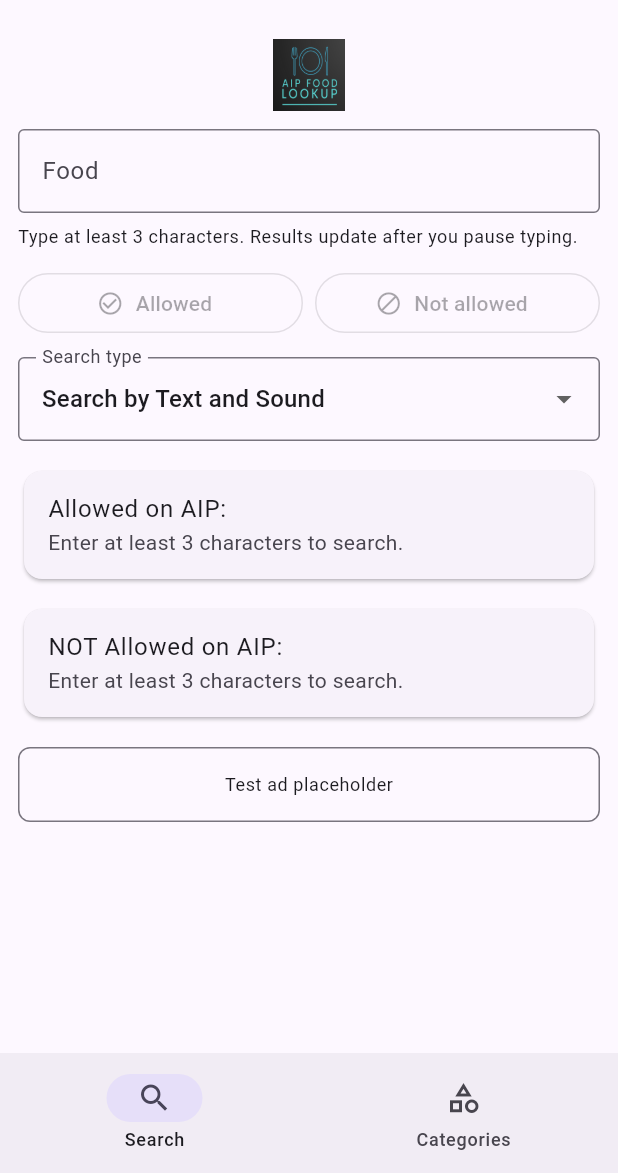
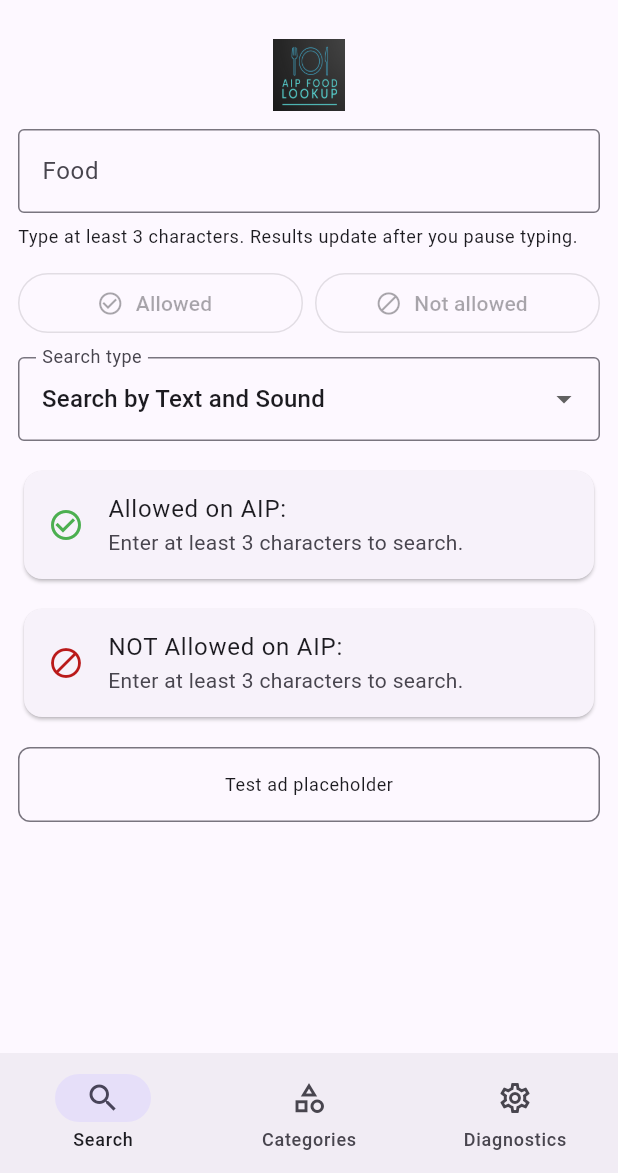
Before and after one commit to CalypsoSys/aip_food_lookup, a Flutter app: the screen it shows after launch, on a phone screen of 412 x 824 dp, the part 63-1236 px from its top. Run offline on Flutter 3.47's test engine with Material 3 defaults, Android fonts, the phone set to English and light mode, and no system bars.

Commit message:
feat: add diagnostics and search polish

```diff
--- a/flutter-app/lib/app/router.dart
+++ b/flutter-app/lib/app/router.dart
@@ -1,6 +1,7 @@
 import 'package:flutter/material.dart';
 
 import '../features/categories/presentation/categories_screen.dart';
+import '../features/diagnostics/presentation/diagnostics_screen.dart';
 import '../features/search/presentation/search_screen.dart';
 
 class AppRouter extends StatefulWidget {
@@ -18,6 +19,7 @@ class _AppRouterState extends State<AppRouter> {
     final screens = <Widget>[
       const SearchScreen(),
       const CategoriesScreen(),
+      const DiagnosticsScreen(),
     ];
 
     return Scaffold(
@@ -36,6 +38,10 @@ class _AppRouterState extends State<AppRouter> {
             icon: Icon(Icons.category_outlined),
             label: 'Categories',
           ),
+          NavigationDestination(
+            icon: Icon(Icons.settings_outlined),
+            label: 'Diagnostics',
+          ),
         ],
       ),
     );
--- a/flutter-app/lib/features/search/presentation/search_screen.dart
+++ b/flutter-app/lib/features/search/presentation/search_screen.dart
@@ -1,4 +1,5 @@
 import 'package:flutter/material.dart';
+import 'package:flutter/services.dart';
 
 import '../../../ads/ad_banner.dart';
 import '../../../widgets/asset_header.dart';
@@ -14,15 +15,18 @@ class SearchScreen extends StatefulWidget {
 
 class _SearchScreenState extends State<SearchScreen> {
   late final feature.SearchController _controller;
+  late final TextEditingController _textController;
 
   @override
   void initState() {
     super.initState();
     _controller = feature.SearchController();
+    _textController = TextEditingController();
   }
 
   @override
   void dispose() {
+    _textController.dispose();
     _controller.dispose();
     super.dispose();
   }
@@ -47,14 +51,42 @@ class _SearchScreenState extends State<SearchScreen> {
                 ),
                 const SizedBox(height: 12),
                 TextField(
-                  decoration: const InputDecoration(
+                  controller: _textController,
+                  decoration: InputDecoration(
                     labelText: 'Food',
-                    hintText:
-                        'Enter a food to check, then suggest if needed',
+                    hintText: 'Enter a food to check, then suggest if needed',
+                    suffixIcon: state.query.isEmpty
+                        ? null
+                        : IconButton(
+                            tooltip: 'Clear search',
+                            onPressed: () {
+                              _textController.clear();
+                              _controller.clearQuery();
+                            },
+                            icon: const Icon(Icons.clear),
+                          ),
                   ),
                   textInputAction: TextInputAction.search,
                   onChanged: _controller.updateQuery,
                 ),
+                if (state.recentSearches.isNotEmpty) ...[
+                  const SizedBox(height: 8),
+                  Wrap(
+                    spacing: 8,
+                    runSpacing: 4,
+                    children: [
+                      for (final recentSearch in state.recentSearches)
+                        ActionChip(
+                          label: Text(recentSearch),
+                          avatar: const Icon(Icons.history, size: 18),
+                          onPressed: () {
+                            _textController.text = recentSearch;
+                            _controller.selectRecentSearch(recentSearch);
+                          },
+                        ),
+                    ],
+                  ),
+                ],
                 const SizedBox(height: 8),
                 Text(
                   state.isSuggesting
@@ -126,11 +158,12 @@ class _SearchScreenState extends State<SearchScreen> {
                   title: 'Allowed on AIP:',
                   fallback: _fallbackText(
                     state,
-                    suggestion:
-                        'Tap Allowed to suggest this food for review.',
+                    suggestion: 'Tap Allowed to suggest this food for review.',
                   ),
                   items: state.result.allowed,
                   hasSearched: state.hasSearched,
+                  status: _ResultStatus.allowed,
+                  onItemTap: _copyResult,
                 ),
                 const SizedBox(height: 12),
                 _ResultSection(
@@ -142,6 +175,8 @@ class _SearchScreenState extends State<SearchScreen> {
                   ),
                   items: state.result.notAllowed,
                   hasSearched: state.hasSearched,
+                  status: _ResultStatus.notAllowed,
+                  onItemTap: _copyResult,
                 ),
                 const SizedBox(height: 16),
                 const AdBannerPlaceholder(),
@@ -163,18 +198,18 @@ class _SearchScreenState extends State<SearchScreen> {
     final message = ok
         ? 'We will review "$query" promptly and add it to our catalog when appropriate.'
         : 'Enter at least 3 characters and make sure the backend is reachable.';
-    await showDialog<void>(
-      context: context,
-      builder: (context) => AlertDialog(
-        title: const Text('Attention'),
-        content: Text(message),
-        actions: [
-          TextButton(
-            onPressed: () => Navigator.of(context).pop(),
-            child: const Text('OK'),
-          ),
-        ],
-      ),
+    ScaffoldMessenger.of(context).showSnackBar(
+      SnackBar(content: Text(message)),
+    );
+  }
+
+  Future<void> _copyResult(String result) async {
+    await Clipboard.setData(ClipboardData(text: result));
+    if (!mounted) {
+      return;
+    }
+    ScaffoldMessenger.of(context).showSnackBar(
+      SnackBar(content: Text('Copied "$result"')),
     );
   }
 
@@ -195,24 +230,39 @@ class _SearchScreenState extends State<SearchScreen> {
   }
 }
 
+enum _ResultStatus { allowed, notAllowed }
+
 class _ResultSection extends StatelessWidget {
   const _ResultSection({
     required this.title,
     required this.fallback,
     required this.items,
     required this.hasSearched,
+    required this.status,
+    required this.onItemTap,
   });
 
   final String title;
   final String fallback;
   final List<String> items;
   final bool hasSearched;
+  final _ResultStatus status;
+  final ValueChanged<String> onItemTap;
 
   @override
   Widget build(BuildContext context) {
+    final colorScheme = Theme.of(context).colorScheme;
+    final statusColor =
+        status == _ResultStatus.allowed ? Colors.green : colorScheme.error;
+    final containerColor = statusColor.withValues(alpha: 0.08);
+    final icon = status == _ResultStatus.allowed
+        ? Icons.check_circle_outline
+        : Icons.block;
+
     if (items.isEmpty) {
       return Card(
         child: ListTile(
+          leading: Icon(icon, color: statusColor),
           title: Text(hasSearched ? '$title 0' : title),
           subtitle: Text(fallback),
         ),
@@ -227,7 +277,17 @@ class _ResultSection extends StatelessWidget {
           style: Theme.of(context).textTheme.titleMedium,
         ),
         const SizedBox(height: 6),
-        ...items.map((item) => Card(child: ListTile(title: Text(item)))),
+        ...items.map(
+          (item) => Card(
+            color: containerColor,
+            child: ListTile(
+              leading: Icon(icon, color: statusColor),
+              title: Text(item),
+              trailing: const Icon(Icons.copy, size: 18),
+              onTap: () => onItemTap(item),
+            ),
+          ),
+        ),
       ],
     );
   }
```
Also changed, not shown: flutter-app/lib/core/networking/api_client.dart (+12 -0 lines), flutter-app/lib/features/categories/presentation/category_details_screen.dart (+21 -2 lines), flutter-app/lib/features/categories/presentation/category_list_screen.dart (+21 -2 lines), flutter-app/lib/features/diagnostics/presentation/diagnostics_controller.dart (added, +63 -0 lines), flutter-app/lib/features/diagnostics/presentation/diagnostics_screen.dart (added, +99 -0 lines), flutter-app/lib/features/search/presentation/search_controller.dart (+35 -1 lines), 3 other files.
